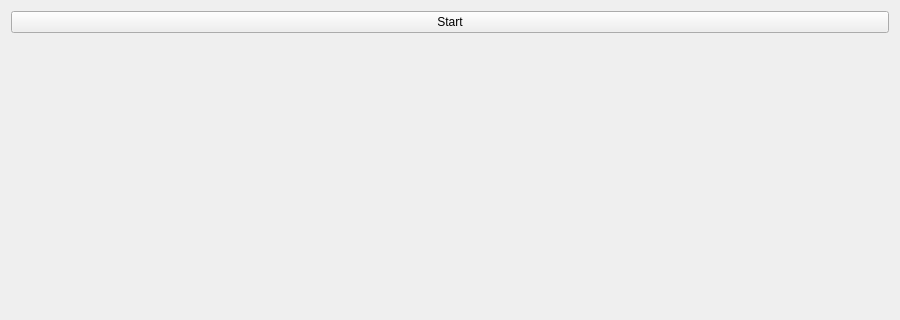
Above: Lab2_GUI/gui.ui from Cvelth/Comp_Simulation_Projects before the change; both pictures show x 0 to 900 and y 0 to 320 of the 900 by 520 pixel window. Below: the same form after it.
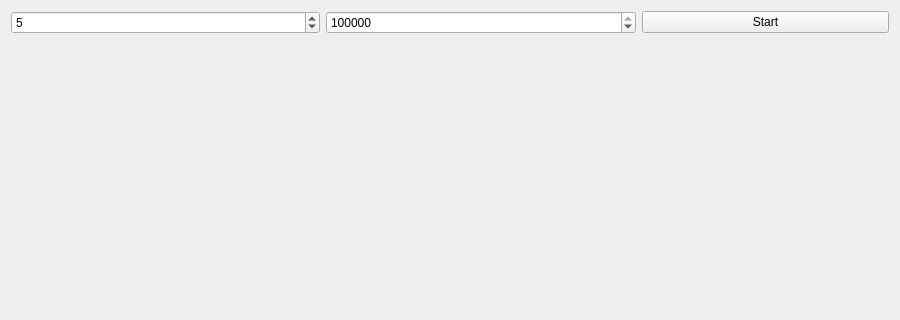
That is the form after the change.

Commit message: Simulation system is now connected to gui.

The edit to the form file:
```diff
--- a/Lab2_GUI/gui.ui
+++ b/Lab2_GUI/gui.ui
@@ -15,7 +15,30 @@
   </property>
   <layout class="QVBoxLayout" name="verticalLayout" stretch="0,1">
    <item>
-    <layout class="QHBoxLayout" name="horizontalLayout">
+    <layout class="QHBoxLayout" name="horizontalLayout" stretch="5,5,4">
+     <item>
+      <widget class="QSpinBox" name="tasks">
+       <property name="minimum">
+        <number>1</number>
+       </property>
+       <property name="value">
+        <number>5</number>
+       </property>
+      </widget>
+     </item>
+     <item>
+      <widget class="QSpinBox" name="total_tasks">
+       <property name="minimum">
+        <number>1</number>
+       </property>
+       <property name="maximum">
+        <number>1000000000</number>
+       </property>
+       <property name="value">
+        <number>100000</number>
+       </property>
+      </widget>
+     </item>
      <item>
       <widget class="QPushButton" name="start">
        <property name="text">
```
The commit also changes 4 other files.
